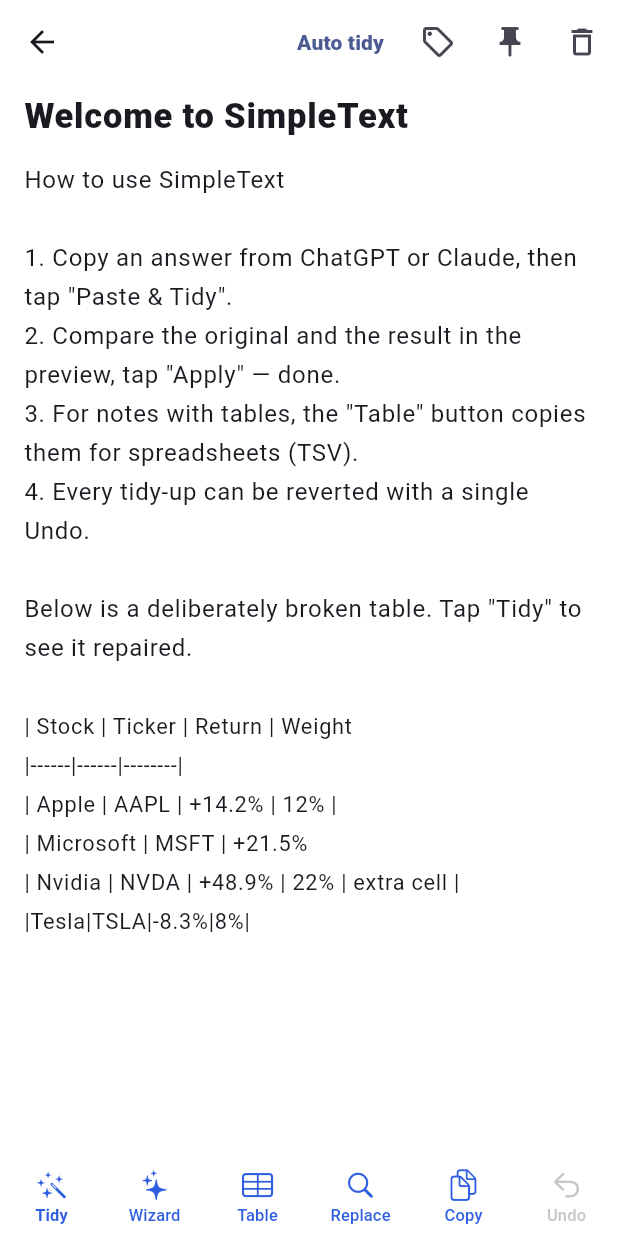
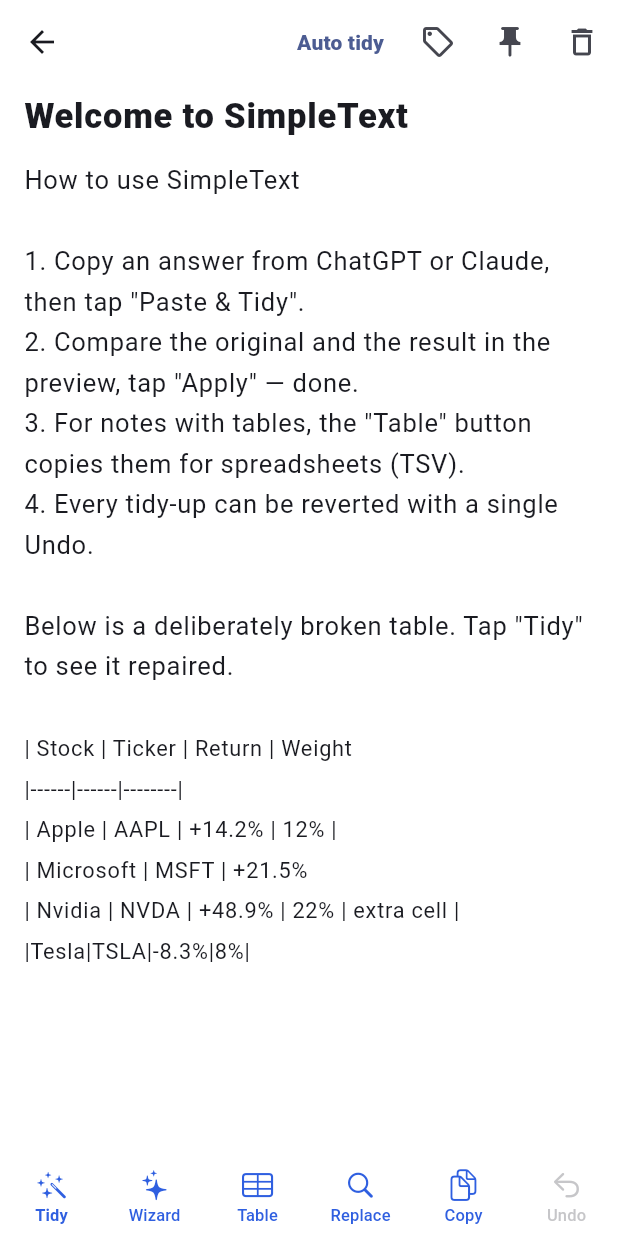
Before and after one commit to ziririt/simpletext-app, a Flutter app: the screen it shows after launch, after a tap on "Welcome to SimpleText", on a phone screen of 412 x 824 dp. Run offline on Flutter 3.47's test engine with Material 3 defaults, Android fonts, the phone set to English and light mode, and no system bars; our stand-ins replace shared_preferences.

Commit message:
ver.0.2.1.1 — 한글 글꼴을 시스템 글꼴로 못 박고 본문 17로
소유자 신고(2026-08-14): 본문 글꼴이 아이폰 기본 글꼴과 달라 보인다.
화면상 같은 문단의 줄바꿈 위치는 비교 대상 메모앱과 한 글자도 다르지 않았으나,
소유자가 두 번 지적했으므로 추측을 걷어내고 변수를 없앤다.

원인 후보: 코드에 글꼴 지정이 없어 기기 기본값을 쓰고 있었는데, "기기 기본값"이
한 가지가 아니다. Flutter는 영문 글꼴(SF)만 지정하고 한글은 시스템 대체 글꼴
목록에 맡기는데, 그 목록은 기기 언어·지역 설정에 따라 일본어·중국어 글꼴이
먼저 걸릴 수 있다. 한글 글자 모양이 미묘하게 달라 보이는 전형적인 원인이다.

- 테마의 textTheme·primaryTextTheme에 한글 대체 글꼴을 명시:
  Apple SD Gothic Neo(iOS·macOS) / Noto Sans KR(Android) / Malgun Gothic(Windows).
  영문은 여전히 기기 기본 글꼴이 먼저 그린다. 없는 이름은 무시되므로 안전하다.
  앱 전체에 걸리므로 목록·제목·본문이 모두 같은 글꼴이 된다.
- 본문 크기 16 → 17 (소유자 선택. 애플 메모의 기본 본문 크기).
  줄 높이는 등폭 구간과 함께 계산되므로 표 주변 줄 간격은 그대로 맞는다.

표 글꼴(D2Coding)은 이번 대상이 아니다 — 소유자가 표가 아니라 본문 얘기라고 명시.

Co-Authored-By: Claude Opus 5 <noreply@anthropic.com>
Claude-Session: https://claude.ai/code/session_01ANvZx3FYZbWSpuUwNsh6HL

```diff
--- a/lib/core/mono_controller.dart
+++ b/lib/core/mono_controller.dart
@@ -23,7 +23,8 @@ class MonoTextController extends TextEditingController {
   static const String fontFamily = 'D2Coding';
 
   /// 본문(줄글) 크기 — 기기 기본 글꼴을 그대로 쓴다.
-  static const double bodyFontSize = 16;
+  /// 2026-08-14 소유자 선택: 16 → 17(애플 메모의 기본 본문 크기).
+  static const double bodyFontSize = 17;
   static const double bodyHeight = 1.6;
 
   /// 등폭 구간 크기. 표가 가로로 덜 넘치도록 본문보다 조금 작게 쓴다.
--- a/lib/main.dart
+++ b/lib/main.dart
@@ -194,7 +194,25 @@ class SimpleTextApp extends StatelessWidget {
     );
   }
 
-  static ThemeData _theme(Brightness b, AppC c) => ThemeData(
+  /// 한글을 그릴 때 쓸 글꼴을 못 박는다.
+  ///
+  /// 2026-08-14 소유자 신고: 본문 글꼴이 아이폰 기본 글꼴과 달라 보인다.
+  /// 코드에는 글꼴 지정이 없어 기기 기본값을 쓰고 있었는데, 문제는 "기기 기본값"이
+  /// 한 가지가 아니라는 점이다. Flutter는 영문 글꼴(SF)만 지정하고 한글은 시스템의
+  /// 대체 글꼴 목록에 맡기는데, 그 목록은 기기 언어 설정에 따라 일본어·중국어
+  /// 글꼴이 먼저 걸릴 수 있다. 한글 글자 모양이 미묘하게 달라 보이는 전형적인 원인이다.
+  ///
+  /// 그래서 한글 대체 글꼴을 애플·안드로이드·윈도우의 '진짜' 시스템 글꼴로 못 박는다.
+  /// 영문은 여전히 각 기기의 기본 글꼴(SF/Roboto/Segoe)이 그린다 — 순서상 먼저다.
+  /// 없는 이름은 그냥 무시되므로 어느 기기에서도 안전하다.
+  static const List<String> _hangulFallback = [
+    'Apple SD Gothic Neo', // iOS·macOS
+    'Noto Sans KR', // Android
+    'Malgun Gothic', // Windows
+  ];
+
+  static ThemeData _theme(Brightness b, AppC c) {
+    final base = ThemeData(
       useMaterial3: true,
       brightness: b,
       colorScheme: ColorScheme.fromSeed(seedColor: _accent, brightness: b),
@@ -206,6 +224,11 @@ class SimpleTextApp extends StatelessWidget {
       ),
       extensions: [c],
     );
+    return base.copyWith(
+      textTheme: base.textTheme.apply(fontFamilyFallback: _hangulFallback),
+      primaryTextTheme: base.primaryTextTheme.apply(fontFamilyFallback: _hangulFallback),
+    );
+  }
 }
 
 /// ---------------- 데이터 모델 ----------------
--- a/lib/version.dart
+++ b/lib/version.dart
@@ -15,7 +15,7 @@
 library;
 
 /// 사람이 보는 버전. 기능이 바뀌면 가운데 자리, 고침만 있으면 끝자리를 올린다.
-const String appVersion = '0.2.0';
+const String appVersion = '0.2.1';
 
 /// 빌드 번호. 같은 버전으로 여러 번 올릴 때 구분한다.
 /// TestFlight 업로드 시에는 CI가 실행 번호로 덮어쓴다(같은 번호를 두 번 못 받기 때문).
--- a/pubspec.yaml
+++ b/pubspec.yaml
@@ -16,7 +16,7 @@ publish_to: 'none' # Remove this line if you wish to publish to pub.dev
 # https://developer.apple.com/library/archive/documentation/General/Reference/InfoPlistKeyReference/Articles/CoreFoundationKeys.html
 # In Windows, build-name is used as the major, minor, and patch parts
 # of the product and file versions while build-number is used as the build suffix.
-version: 0.2.0+1
+version: 0.2.1+1
 
 environment:
   sdk: ^3.12.2
```
Lines whose indentation alone changed are shown as unchanged.
